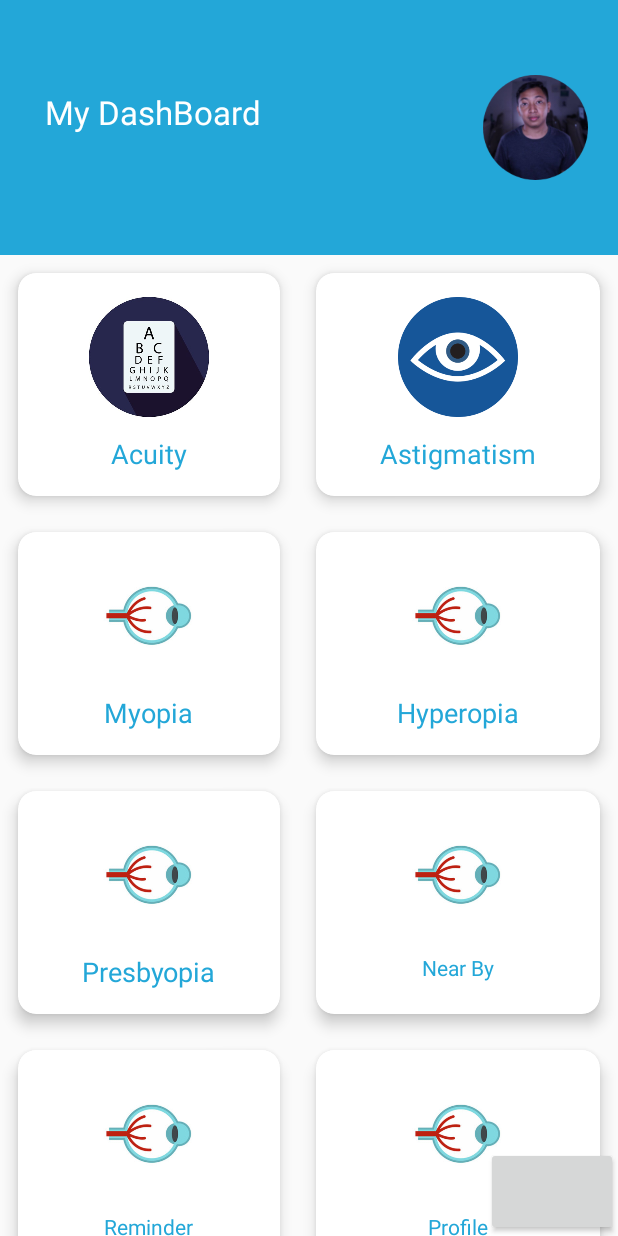
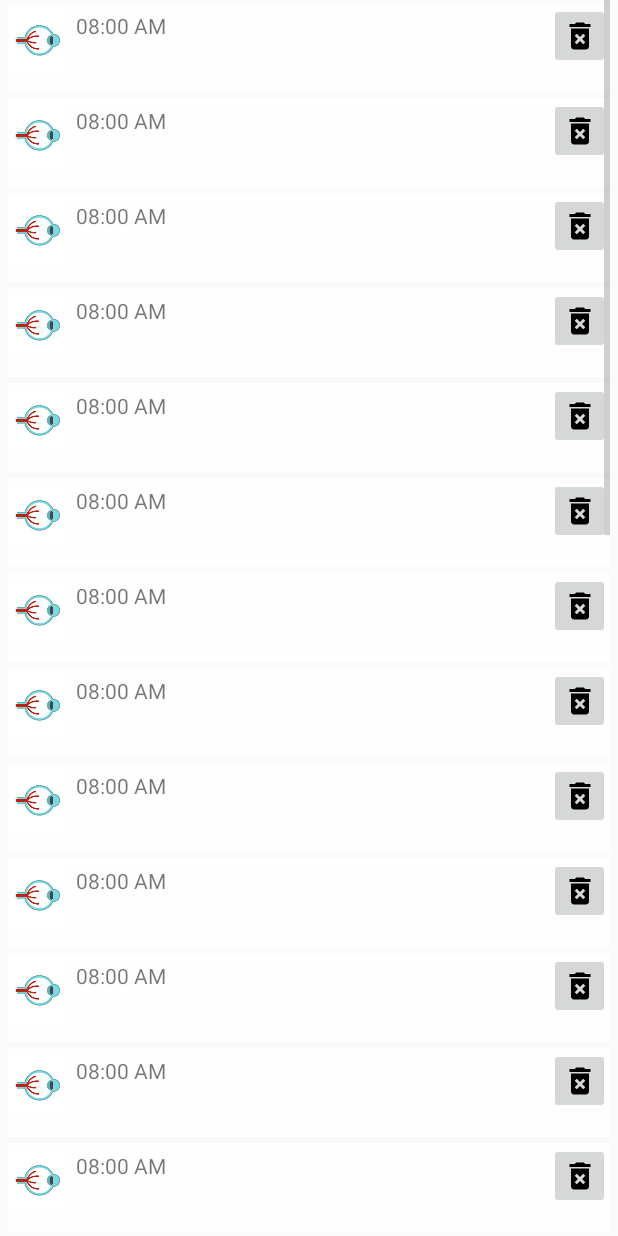
Before and after one commit to achalakavinda/OptiCare-Android, an Android app: the HomeActivity screen opened directly, with no data from a screen before it, after a tap on "Reminder", on a phone screen of 412 x 824 dp. Run offline under Robolectric (Android 15) with nearby library versions, the phone set to English and light mode, and no system bars; libraries missing offline, so code that uses them is left out: com.nightonke.boommenu; plain views replace BoomMenuButton; 2 statements that could not run were skipped.

Commit message:
add reminder item

```diff
--- a/app/src/main/AndroidManifest.xml
+++ b/app/src/main/AndroidManifest.xml
@@ -9,15 +9,16 @@
         android:roundIcon="@mipmap/ic_launcher_round"
         android:supportsRtl="true"
         android:theme="@style/AppTheme">
+        <activity android:name=".PatientReminderActivity"></activity>
+        <activity android:name=".PatientAcuityTestActivity" />
         <activity
             android:name=".TutorialActivity"
             android:label="@string/title_activity_tutorial"
-            android:theme="@style/AppTheme.NoActionBar"></activity>
+            android:theme="@style/AppTheme.NoActionBar" />
         <activity
             android:name=".AcuityTestActivity"
             android:label="@string/title_activity_acuity_test"
             android:theme="@style/AppTheme.NoActionBar" />
-
         <activity android:name=".HomeActivity" />
         <activity android:name=".MainActivity">
             <intent-filter>
--- /dev/null
+++ b/app/src/main/java/com/opensource/eye/opticare/Adapters/ReminderPatientListAdapter.java
@@ -0,0 +1,161 @@
+package com.opensource.eye.opticare.Adapters;
+
+import android.support.annotation.NonNull;
+import android.support.v7.widget.RecyclerView;
+import android.view.LayoutInflater;
+import android.view.View;
+import android.view.ViewGroup;
+import android.view.animation.Animation;
+import android.view.animation.AnimationUtils;
+import android.widget.ImageButton;
+import android.widget.LinearLayout;
+import android.widget.TextView;
+
+import com.opensource.eye.opticare.Models.ReminderPatientModel;
+import com.opensource.eye.opticare.R;
+
+import java.util.List;
+
+public class ReminderPatientListAdapter extends RecyclerView.Adapter<ReminderPatientListAdapter.ViewHolder> {
+
+    public EventListListener eventListListener;
+    private List<ReminderPatientModel> values;
+
+    // Provide a reference to the views for each data item
+    // Complex data items may need more than one view per item, and
+    // you provide access to all the views for a data item in a view holder
+    public class ViewHolder extends RecyclerView.ViewHolder {
+        // each data item is just a string in this case
+
+        public View layout;
+        //custom view variables
+        public LinearLayout linearLayoutPostItemCard;
+
+        public TextView time;
+        public TextView description;
+
+
+        public ImageButton imageButtonDelete;
+
+        public ViewHolder(View v) {
+            super(v);
+            layout = v;
+
+            //custom view variable initialize
+            linearLayoutPostItemCard = (LinearLayout) v.findViewById(R.id.EventItemCard);
+
+            time = (TextView) v.findViewById(R.id.time);
+            description = (TextView) v.findViewById(R.id.description);
+            imageButtonDelete = (ImageButton) v.findViewById(R.id.deleteBtn);
+        }
+    }
+
+
+
+    public void add(int position, ReminderPatientModel item) {
+        values.add(position, item);
+        notifyItemInserted(position);
+    }
+
+    public void remove(int position) {
+        values.remove(position);
+        notifyItemRemoved(position);
+    }
+
+    // Provide a suitable constructor (depends on the kind of dataset)
+    public ReminderPatientListAdapter(List<ReminderPatientModel> myDataset) {
+        values = myDataset;
+    }
+
+
+    // Create new views (invoked by the layout manager)
+    @Override
+    public ReminderPatientListAdapter.ViewHolder onCreateViewHolder(ViewGroup parent,
+                                                          int viewType) {
+        // create a new view
+        LayoutInflater inflater = LayoutInflater.from(
+                parent.getContext());
+        View v = inflater.inflate(R.layout.recycler_patient_reminder_item, parent, false);
+
+
+
+        // set the view's size, margins, paddings and layout parameters
+        ViewHolder vh = new ViewHolder(v);
+        return vh;
+    }
+
+    private int lastPosition = -1;
+    // Replace the contents of a view (invoked by the layout manager)
+    @Override
+    public void onBindViewHolder(ViewHolder holder, final int position) {
+
+
+
+        holder.time.setText(values.get(position).time);
+        holder.description.setText(values.get(position).description);
+
+
+
+        Animation animation = AnimationUtils.loadAnimation(holder.itemView.getContext(), (position > lastPosition) ? R.anim.up_from_bottom : R.anim.down_from_top);
+        holder.itemView.startAnimation(animation);
+        lastPosition = position;
+
+
+        holder.linearLayoutPostItemCard.setOnClickListener(new View.OnClickListener() {
+            @Override
+            public void onClick(View v) {
+
+                switch (v.getId()){
+                    case R.id.EventItemCard:
+                        System.out.println(values.get(position).description.toString());
+                        eventListListener.valuePass(values.get(position));
+                        break;
+                    default:
+                        return;
+                }
+            }
+        });
+
+        holder.imageButtonDelete.setOnClickListener(new View.OnClickListener() {
+            @Override
+            public void onClick(View v) {
+
+                switch (v.getId()){
+                    case R.id.deleteBtn:
+                        System.out.println(values.get(position).description.toString());
+                        eventListListener.deleteRecord(values.get(position));
+                        break;
+                    default:
+                        return;
+                }
+            }
+        });
+
+    }
+
+    // Return the size of your dataset (invoked by the layout manager)
+    @Override
+    public int getItemCount() {
+        return values.size();
+    }
+
+    @Override
+    public void onViewAttachedToWindow(@NonNull ViewHolder holder) {
+        super.onViewAttachedToWindow(holder);
+    }
+
+    @Override
+    public void onAttachedToRecyclerView(@NonNull RecyclerView recyclerView) {
+        super.onAttachedToRecyclerView(recyclerView);
+        try{
+            eventListListener = (EventListListener) recyclerView.getContext();
+        }catch (ClassCastException e){
+            System.out.println(e.getMessage());
+        }
+    }
+
+    public interface EventListListener{
+        void valuePass(ReminderPatientModel eventDesc);
+        void deleteRecord(ReminderPatientModel eventModel);
+    }
+}
--- a/app/src/main/java/com/opensource/eye/opticare/HomeActivity.java
+++ b/app/src/main/java/com/opensource/eye/opticare/HomeActivity.java
@@ -54,7 +54,6 @@ public class HomeActivity extends AppCompatActivity implements View.OnClickListe
         linearLayoutNearBy.setOnClickListener(this);
         linearLayoutReminder.setOnClickListener(this);
         linearLayoutProfile.setOnClickListener(this);
-
     }
 
 
@@ -66,6 +65,11 @@ public class HomeActivity extends AppCompatActivity implements View.OnClickListe
                 intent = new Intent(this,TutorialActivity.class);
                 startActivity(intent);
                 break;
+
+            case R.id.linearLayoutReminder:
+                intent = new Intent(this,PatientReminderActivity.class);
+                startActivity(intent);
+                break;
         }
 
     }
--- /dev/null
+++ b/app/src/main/java/com/opensource/eye/opticare/Models/ReminderPatientModel.java
@@ -0,0 +1,31 @@
+package com.opensource.eye.opticare.Models;
+
+public class ReminderPatientModel {
+
+    public String Id;
+    public String date;
+    public String time;
+    public String description;
+    public String Raw_Year;
+    public String Raw_Month;
+    public String Raw_Day;
+    public String Raw_Hour;
+    public String Raw_Min;
+
+    public ReminderPatientModel() {
+        // Default constructor required for calls to DataSnapshot.getValue(User.class)
+    }
+
+    public ReminderPatientModel(String Id,String date, String time, String description ,String Raw_Year,String Raw_Month,String Raw_Day,String Raw_Hour, String Raw_Min) {
+        this.Id = Id;
+        this.date = date;
+        this.time = time;
+        this.description = description;
+
+        this.Raw_Year = Raw_Year;
+        this.Raw_Month = Raw_Month;
+        this.Raw_Day = Raw_Day;
+        this.Raw_Hour = Raw_Hour;
+        this.Raw_Min = Raw_Min;
+    }
+}
--- a/app/src/main/java/com/opensource/eye/opticare/Models/ModelTutorialItem.java
+++ b/app/src/main/java/com/opensource/eye/opticare/Models/TutorialItemModel.java
@@ -1,12 +1,12 @@
 package com.opensource.eye.opticare.Models;
 
-public class ModelTutorialItem {
+public class TutorialItemModel {
 
     private int image;
     private String titile;
     private String desc;
 
-    public ModelTutorialItem(int image, String titile, String desc) {
+    public TutorialItemModel(int image, String titile, String desc) {
         this.image = image;
         this.titile = titile;
         this.desc = desc;
--- /dev/null
+++ b/app/src/main/java/com/opensource/eye/opticare/PatientReminderActivity.java
@@ -0,0 +1,67 @@
+package com.opensource.eye.opticare;
+
+import android.support.v7.app.AppCompatActivity;
+import android.os.Bundle;
+import android.support.v7.widget.LinearLayoutManager;
+import android.support.v7.widget.RecyclerView;
+
+import com.opensource.eye.opticare.Adapters.ReminderPatientListAdapter;
+import com.opensource.eye.opticare.Models.ReminderPatientModel;
+
+import java.util.ArrayList;
+import java.util.List;
+
+public class PatientReminderActivity extends AppCompatActivity {
+
+    private RecyclerView recyclerView;
+    private RecyclerView.Adapter mAdapter;
+    private RecyclerView.LayoutManager layoutManager;
+    List<ReminderPatientModel> input = new ArrayList<>();
+
+    @Override
+    protected void onCreate(Bundle savedInstanceState) {
+        super.onCreate(savedInstanceState);
+        setContentView(R.layout.activity_patient_reminder);
+
+        layoutManager = new LinearLayoutManager(this);
+        recyclerView = (RecyclerView) findViewById(R.id.my_recycler_view);
+        recyclerView.setHasFixedSize(true);
+        // use a linear layout manager
+        recyclerView.setLayoutManager(layoutManager);
+
+        ReminderPatientModel Model = new ReminderPatientModel("1","2019-02-03","08:00 AM","","","","","","");
+        input.add(Model);
+        input.add(Model);
+        input.add(Model);
+        input.add(Model);
+        input.add(Model);
+        input.add(Model);
+        input.add(Model);
+        input.add(Model);
+        input.add(Model);
+        input.add(Model);
+        input.add(Model);
+        input.add(Model);
+        input.add(Model);
+        input.add(Model);
+        input.add(Model);
+        input.add(Model);
+        input.add(Model);
+        input.add(Model);
+        input.add(Model);
+        input.add(Model);
+        input.add(Model);
+        input.add(Model);
+        input.add(Model);
+        input.add(Model);
+        input.add(Model);
+        input.add(Model);
+        input.add(Model);
+        input.add(Model);
+        input.add(Model);
+        input.add(Model);
+        mAdapter = new ReminderPatientListAdapter(input);
+        recyclerView.setAdapter(mAdapter);
+
+    }
+}
--- /dev/null
+++ b/app/src/main/res/drawable/ic_delete_forever_black_24dp.xml
@@ -0,0 +1,9 @@
+<vector xmlns:android="http://schemas.android.com/apk/res/android"
+        android:width="24dp"
+        android:height="24dp"
+        android:viewportWidth="24.0"
+        android:viewportHeight="24.0">
+    <path
+        android:fillColor="#FF000000"
+        android:pathData="M6,19c0,1.1 0.9,2 2,2h8c1.1,0 2,-0.9 2,-2L18,7L6,7v12zM8.46,11.88l1.41,-1.41L12,12.59l2.12,-2.12 1.41,1.41L13.41,14l2.12,2.12 -1.41,1.41L12,15.41l-2.12,2.12 -1.41,-1.41L10.59,14l-2.13,-2.12zM15.5,4l-1,-1h-5l-1,1L5,4v2h14L19,4z"/>
+</vector>
--- /dev/null
+++ b/app/src/main/res/layout/activity_patient_reminder.xml
@@ -0,0 +1,30 @@
+<?xml version="1.0" encoding="utf-8"?>
+<RelativeLayout xmlns:android="http://schemas.android.com/apk/res/android"
+    xmlns:app="http://schemas.android.com/apk/res-auto"
+    xmlns:tools="http://schemas.android.com/tools"
+    android:layout_width="match_parent"
+    android:layout_height="match_parent"
+    tools:context=".PatientReminderActivity">
+
+    <ScrollView
+        android:layout_width="match_parent"
+        android:layout_height="wrap_content">
+        <LinearLayout
+            android:layout_width="match_parent"
+            android:layout_height="wrap_content"
+            android:orientation="vertical"
+            android:padding="5dp">
+            <LinearLayout
+                android:layout_width="match_parent"
+                android:layout_height="wrap_content"
+                android:layout_marginTop="4dp">
+                <android.support.v7.widget.RecyclerView
+                    android:id="@+id/my_recycler_view"
+                    android:layout_width="match_parent"
+                    android:layout_height="wrap_content"
+                    android:scrollbars="vertical"
+                    android:paddingBottom="70dp"/>
+            </LinearLayout>
+        </LinearLayout>
+    </ScrollView>
+</RelativeLayout>
--- /dev/null
+++ b/app/src/main/res/layout/recycler_patient_reminder_item.xml
@@ -0,0 +1,47 @@
+<?xml version="1.0" encoding="utf-8"?>
+<LinearLayout
+    xmlns:android="http://schemas.android.com/apk/res/android"
+    android:layout_width="fill_parent"
+    android:layout_height="wrap_content"
+    android:background="@color/colorFontPanelAlpha"
+    android:layout_marginBottom="2dp"
+    android:layout_marginTop="2dp"
+    android:id="@+id/EventItemCard"
+    android:orientation="horizontal">
+
+    <ImageView
+        android:layout_width="0dp"
+        android:layout_weight="0.1"
+        android:layout_height="50dp"
+        android:src="@drawable/ic"/>
+
+    <LinearLayout
+        android:layout_width="0dp"
+        android:layout_weight="0.8"
+        android:layout_height="wrap_content"
+        android:orientation="vertical"
+        android:padding="5dp">
+
+        <TextView
+            android:id="@+id/time"
+            android:layout_width="wrap_content"
+            android:layout_height="wrap_content"
+            android:text="Time 18:10:00"
+            android:paddingBottom="10dp"/>
+
+        <TextView
+            android:id="@+id/description"
+            android:layout_width="wrap_content"
+            android:layout_height="wrap_content"
+            android:text="You can use layout_weight properties. If you want to take 70% of parent width you must set child layout_width property value 0dp, like android:layout_width="/>
+
+    </LinearLayout>
+
+    <ImageButton
+        android:id="@+id/deleteBtn"
+        android:src="@drawable/ic_delete_forever_black_24dp"
+        android:layout_width="0dp"
+        android:layout_weight="0.1"
+        android:layout_height="wrap_content"/>
+
+</LinearLayout>
--- a/app/src/main/res/values/colors.xml
+++ b/app/src/main/res/values/colors.xml
@@ -16,4 +16,7 @@
     <color name="color4">#59717c</color>
     <color name="color5">#19AA8B</color>
     <color name="color6">#23A7D8</color>
+
+    <!-- alpha colors -->
+    <color name="colorFontPanelAlpha">#d9ffffff</color>
 </resources>
```
Also changed, not shown: app/src/main/java/com/opensource/eye/opticare/Adapters/TutorialItemsAdapter.java (renamed from app/src/main/java/com/opensource/eye/opticare/Adapters/AdapterTutorialItems.java, +4 -4 lines), app/src/main/java/com/opensource/eye/opticare/PatientAcuityTestActivity.java (added, +13 -0 lines), app/src/main/java/com/opensource/eye/opticare/TutorialActivity.java (+25 -14 lines), app/src/main/res/anim/down_from_top.xml (added, +8 -0 lines), app/src/main/res/anim/up_from_bottom.xml (added, +8 -0 lines), app/src/main/res/layout/activity_patient_acuity_test.xml (added, +9 -0 lines), app/src/main/res/layout/activity_tutorial.xml (+17 -0 lines).
